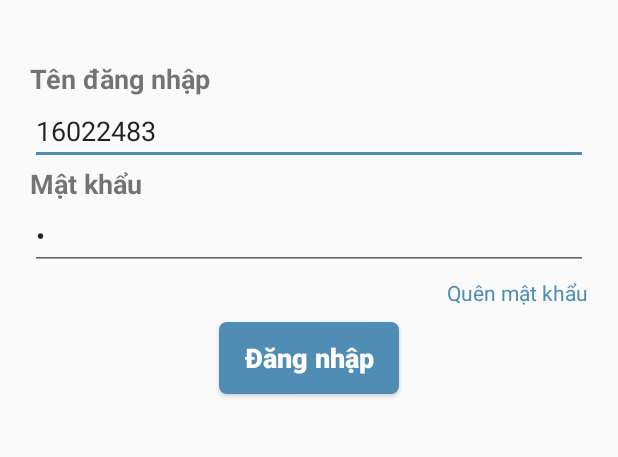
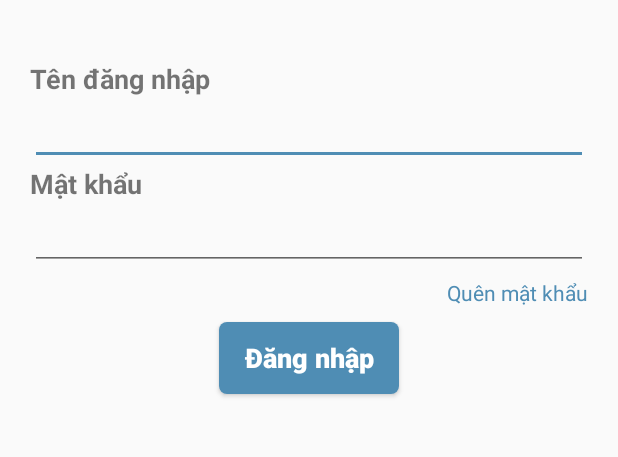
Before and after one commit to batoan2898/UETWorks, an Android app: the layout activity_login.xml on its own in the app's theme, with its tools: preview values and no code run, on a phone screen of 412 x 824 dp, the part 195-652 px from its top. Run offline under Robolectric (Android 15) with nearby library versions, the light colour scheme and no system bars.

```diff
--- a/app/src/main/res/layout/activity_login.xml
+++ b/app/src/main/res/layout/activity_login.xml
@@ -31,8 +31,7 @@
         android:layout_marginLeft="20dp"
         android:layout_marginRight="20dp"
         android:ems="10"
-        android:inputType="textPersonName"
-        android:text="16022483" />
+        android:inputType="textPersonName" />
 
     <TextView
         android:id="@+id/tvPass"
@@ -50,8 +49,7 @@
         android:layout_marginLeft="20dp"
         android:layout_marginRight="20dp"
         android:ems="10"
-        android:inputType="textPassword"
-        android:text="1" />
+        android:inputType="textPassword" />
 
     <TextView
         android:id="@+id/tvForgotPass"
--- a/app/src/main/res/values/strings.xml
+++ b/app/src/main/res/values/strings.xml
@@ -7,7 +7,6 @@
     <string name="title_notification">Notification</string>
     <string name="title_message">Message</string>
 
-    <!-- TODO: Remove or change this placeholder text -->
     <string name="hello_blank_fragment">Hello blank fragment</string>
     <string name="profile">Thông tin cá nhân</string>
     <string name="update">Cập nhật</string>
```
